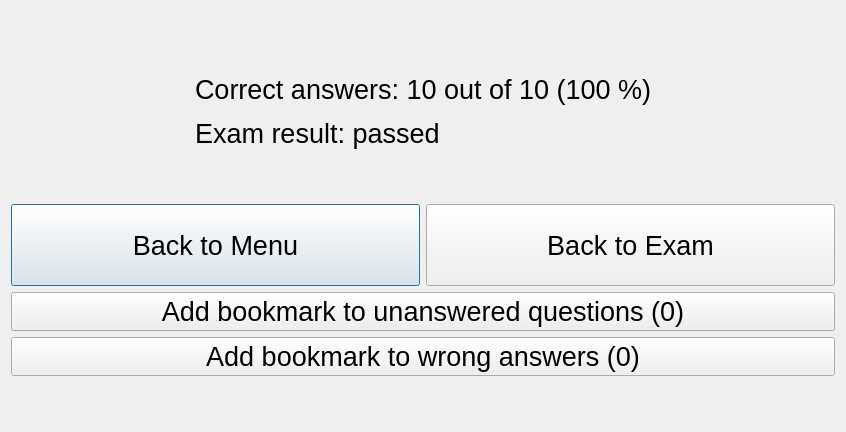
First picture: the form in pilot_utils/azf_trainer/ui/dialog_exam_results.ui, repository jufi2112/pilot_utils, before the edit.
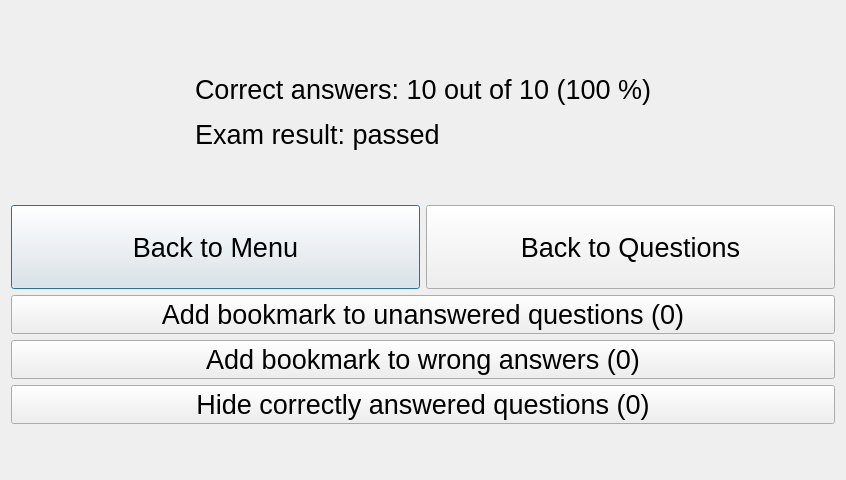
Second picture: the form after the edit.

Commit message: added option to hide correctly answered questions after training / exam

Patch:
```diff
--- a/pilot_utils/azf_trainer/ui/dialog_exam_results.ui
+++ b/pilot_utils/azf_trainer/ui/dialog_exam_results.ui
@@ -7,7 +7,7 @@
     <x>0</x>
     <y>0</y>
     <width>846</width>
-    <height>432</height>
+    <height>480</height>
    </rect>
   </property>
   <property name="windowTitle">
@@ -141,7 +141,7 @@
         </font>
        </property>
        <property name="text">
-        <string>Back to Exam</string>
+        <string>Back to Questions</string>
        </property>
       </widget>
      </item>
@@ -185,6 +185,24 @@
        </property>
       </widget>
      </item>
+     <item>
+      <widget class="QPushButton" name="button_hide_correct">
+       <property name="sizePolicy">
+        <sizepolicy hsizetype="MinimumExpanding" vsizetype="Minimum">
+         <horstretch>0</horstretch>
+         <verstretch>0</verstretch>
+        </sizepolicy>
+       </property>
+       <property name="font">
+        <font>
+         <pointsize>20</pointsize>
+        </font>
+       </property>
+       <property name="text">
+        <string>Hide correctly answered questions (0)</string>
+       </property>
+      </widget>
+     </item>
     </layout>
    </item>
    <item>
```
The commit also changes 9 other files.
